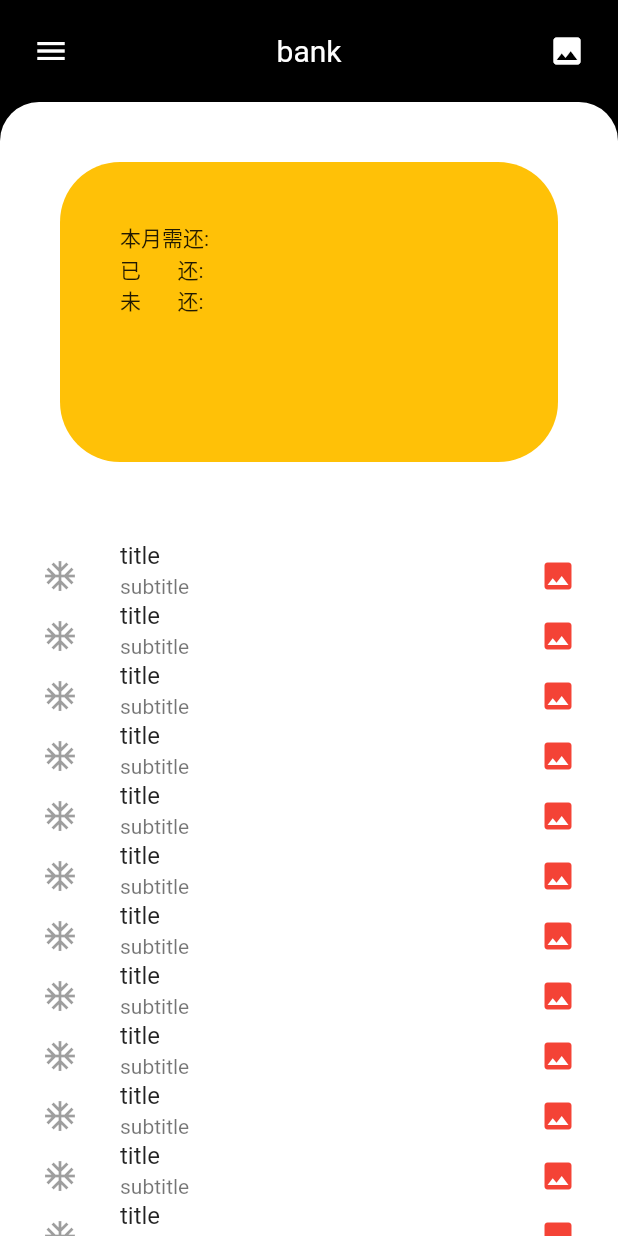
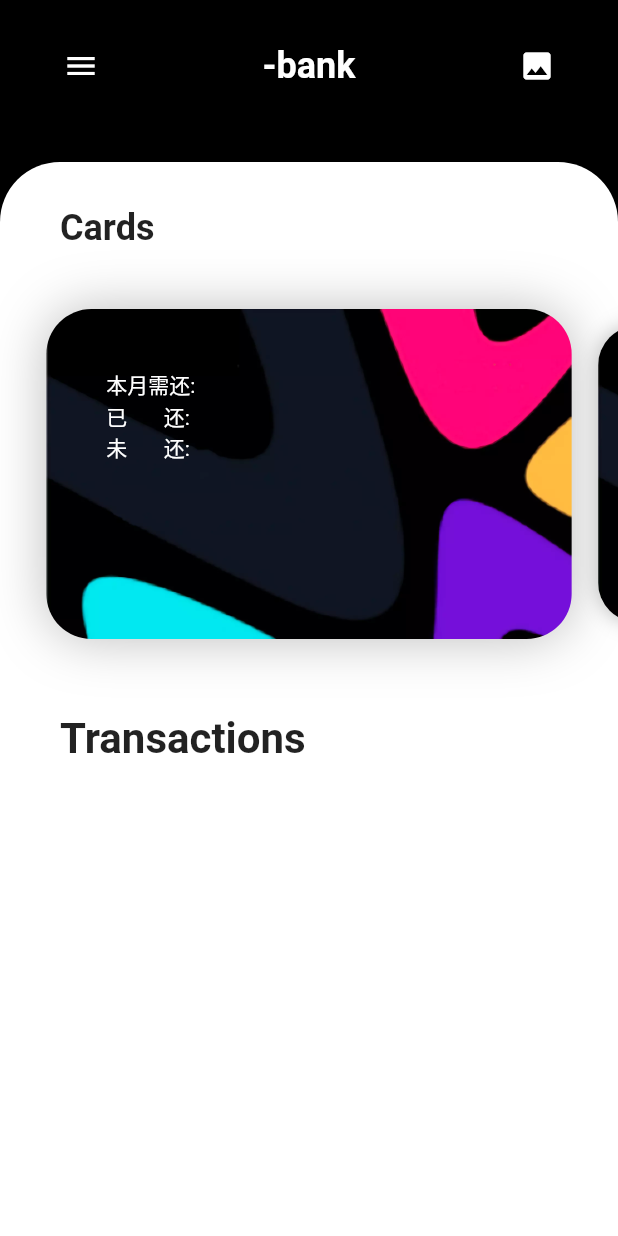
Before and after one commit to ning0825/EmptyWallet, a Flutter app: the screen it shows after launch, on a phone screen of 412 x 824 dp. Run offline on Flutter 3.47's test engine with Material 2 defaults, Android fonts, the phone set to English and light mode, and no system bars; our stand-ins replace sqflite; accounts and stored records are empty.

Commit message:
add list

```diff
--- a/lib/newMain.dart
+++ b/lib/newMain.dart
@@ -1,3 +1,8 @@
+import 'dart:io';
+import 'dart:ui' as prefix0;
+import 'dart:developer' as developer;
+import 'package:flutter/rendering.dart';
+
 import 'package:flutter/cupertino.dart';
 import 'package:flutter/material.dart';
 
@@ -6,10 +11,12 @@ void main() => runApp(NewApp());
 class NewApp extends StatelessWidget {
   @override
   Widget build(BuildContext context) {
+    debugPaintSizeEnabled = false;
     // TODO: implement build
     return MaterialApp(
       home: NewHome(),
       debugShowCheckedModeBanner: false,
+      debugShowMaterialGrid: false,
     );
   }
 }
@@ -19,15 +26,51 @@ class NewHome extends StatefulWidget {
   State<StatefulWidget> createState() => NewHomeState();
 }
 
-class NewHomeState extends State<NewHome> {
+class NewHomeState extends State<NewHome> with TickerProviderStateMixin {
+  var currentPage = 0.0;
+
+  var cards = [oweCard(), loanCard()];
+
+  AnimationController _animationController;
+  AnimationController _animationController2;
+  Animation<double> showAnimation;
+  Animation<double> hideAnimation;
+
+  @override
+  void initState() {
+    super.initState();
+    _animationController =
+        AnimationController(vsync: this, duration: Duration(milliseconds: 400));
+    showAnimation = Tween(begin: 0.0, end: 1.0).animate(_animationController);
+    showAnimation.addListener(() {
+      setState(() {});
+    });
+
+    _animationController2 =
+        AnimationController(vsync: this, duration: Duration(milliseconds: 400));
+    hideAnimation = Tween(begin: 0.0, end: 1.0).animate(_animationController2);
+    hideAnimation.addListener(() {
+      setState(() {});
+    });
+  }
+
   @override
   Widget build(BuildContext context) {
+    var _controller = PageController(viewportFraction: 0.85);
+    _controller.addListener(() {
+      setState(() {
+        //todo set opacity animation
+        currentPage = _controller.page;
+      });
+    });
+
     // TODO: implement build
     return Scaffold(
       body: Column(
         children: <Widget>[
           Padding(
-              padding: EdgeInsets.all(10),
+              padding:
+                  EdgeInsets.only(top: 20, left: 30, right: 30, bottom: 20),
               child: SafeArea(
                 child: Row(
                   children: <Widget>[
@@ -40,8 +83,11 @@ class NewHomeState extends State<NewHome> {
                     ),
                     Expanded(
                         child: Text(
-                      'bank',
-                      style: TextStyle(color: Colors.white, fontSize: 20),
+                      '-bank',
+                      style: TextStyle(
+                          color: Colors.white,
+                          fontSize: 24,
+                          fontWeight: FontWeight.bold),
                       textAlign: TextAlign.center,
                     )),
                     IconButton(
@@ -60,52 +106,75 @@ class NewHomeState extends State<NewHome> {
               height: 50,
               decoration: BoxDecoration(
                   borderRadius: BorderRadius.only(
-                      topLeft: Radius.circular(26),
-                      topRight: Radius.circular(26)),
+                      topLeft: Radius.circular(40),
+                      topRight: Radius.circular(40)),
                   color: Colors.white),
+              margin: EdgeInsets.only(top: 20),
               child: Column(
                 crossAxisAlignment: CrossAxisAlignment.start,
                 children: <Widget>[
+                  Padding(
+                    padding: EdgeInsets.only(left: 40, top: 30),
+                    child: Text(
+                      'Cards',
+                      style:
+                          TextStyle(fontWeight: FontWeight.bold, fontSize: 24),
+                    ),
+                  ),
                   Container(
-                    padding: EdgeInsets.all(40),
-                    margin: EdgeInsets.all(40),
-                    width: double.infinity,
-                    height: 200,
-                    decoration: BoxDecoration(
-                        borderRadius: BorderRadius.all(Radius.circular(40)),
-                        color: Colors.amber),
-                    child: Column(
-                      crossAxisAlignment: CrossAxisAlignment.start,
-                      children: <Widget>[
-                        Text('本月需还:'),
-                        Text('已       还:'),
-                        Text('未       还:')
-                      ],
+                    width: double.maxFinite,
+                    height: 300,
+                    child: PageView.builder(
+                        itemBuilder: (BuildContext context, int position) {
+                          if (position == currentPage) {
+                            return cards[position];
+                          } else {
+                            return Transform.scale(
+                              scale: 1 - (currentPage - position).abs() * 0.1,
+                              child: cards[position],
+                            );
+                          }
+                        },
+                        itemCount: 2,
+                        physics: BouncingScrollPhysics(),
+                        controller: _controller,
+                        onPageChanged: (index) {
+                          developer.log('animation exec');
+                          if (index == 0) {
+                            _animationController.forward(from: 0.0);
+                            _animationController2.reverse(from: 1.0);
+                          } else if (index == 1) {
+                            _animationController2.forward(from: 0.0);
+                            _animationController.reverse(from: 1.0);
+                          }
+                        }),
+                  ),
+                  Padding(
+                    padding: EdgeInsets.only(left: 40, top: 10, bottom: 10),
+                    child: Text(
+                      'Transactions',
+                      style:
+                          TextStyle(fontSize: 28, fontWeight: FontWeight.bold),
                     ),
                   ),
                   Expanded(
-                    child: ListView.builder(
-                      itemBuilder: (context, index) {
-                        return ListTile(
-                          leading: IconButton(
-                            icon: Icon(Icons.ac_unit),
+                    child: currentPage == 0
+                        ? FadeTransition(
+                            child: ListView.builder(
+                                itemBuilder: (context, index) {
+                                  return listTileWidget(index);
+                                },
+                                itemCount: 10),
+                            opacity: showAnimation,
+                          )
+                        : FadeTransition(
+                            child: ListView.builder(
+                                itemBuilder: (context, index) {
+                                  return ListTile(title: Text('$index'),);
+                                },
+                                itemCount: 10),
+                            opacity: hideAnimation,
                           ),
-                          title: Text('title'),
-                          subtitle: Text('subtitle'),
-                          isThreeLine: true,
-                          trailing: IconButton(
-                            icon: Icon(
-                              Icons.image,
-                              color: Colors.red,
-                            ),
-                            onPressed: () => {},
-                          )
-
-                        );
-                      },
-                      itemCount: 50,
-                      itemExtent: 40,
-                    ),
                   )
                 ],
               ),
@@ -116,4 +185,113 @@ class NewHomeState extends State<NewHome> {
       backgroundColor: Colors.black,
     );
   }
+
+  void changeListOpacity(index) {
+    _animationController.forward();
+  }
+
+  Widget listTileWidget(int index) {
+    return Padding(
+      padding: EdgeInsets.only(left: 40, top: 10, bottom: 10, right: 30),
+      child: Row(
+        crossAxisAlignment: CrossAxisAlignment.start,
+        children: <Widget>[
+          Column(
+            crossAxisAlignment: CrossAxisAlignment.start,
+            children: <Widget>[
+              Text(
+                '分期乐',
+                style: TextStyle(fontSize: 20, fontWeight: FontWeight.bold),
+              ),
+              Padding(
+                padding: EdgeInsets.symmetric(vertical: 8),
+                child: Text('09-11'),
+              )
+            ],
+          ),
+          Spacer(),
+          IconButton(
+            icon: Icon(
+              Icons.all_inclusive,
+              size: 30,
+            ),
+            onPressed: null,
+            padding: EdgeInsets.all(2),
+          )
+        ],
+      ),
+    );
+  }
+
+  static Widget oweCard() {
+    return Padding(
+      padding: EdgeInsets.only(top: 40, bottom: 40),
+      child: Container(
+        padding: EdgeInsets.all(40),
+        width: double.infinity,
+        height: 280,
+        decoration: BoxDecoration(
+            borderRadius: BorderRadius.all(Radius.circular(30)),
+            boxShadow: [
+              BoxShadow(
+                  spreadRadius: 0, blurRadius: 30, color: Colors.grey[400])
+            ],
+            image: DecorationImage(
+                image: AssetImage('assets/CardBG.webp'), fit: BoxFit.fill)),
+        child: Column(
+          crossAxisAlignment: CrossAxisAlignment.start,
+          children: <Widget>[
+            Text(
+              '本月需还:',
+              style: TextStyle(color: Colors.white),
+            ),
+            Text(
+              '已       还:',
+              style: TextStyle(color: Colors.white),
+            ),
+            Text(
+              '未       还:',
+              style: TextStyle(color: Colors.white),
+            )
+          ],
+        ),
+      ),
+    );
+  }
+
+  static Widget loanCard() {
+    return Padding(
+      padding: EdgeInsets.only(top: 40, bottom: 40),
+      child: Container(
+        padding: EdgeInsets.all(40),
+        width: double.infinity,
+        height: 280,
+        decoration: BoxDecoration(
+            borderRadius: BorderRadius.all(Radius.circular(30)),
+            boxShadow: [
+              BoxShadow(
+                  spreadRadius: 0, blurRadius: 12, color: Colors.grey[400])
+            ],
+            image: DecorationImage(
+                image: AssetImage('assets/CardBG.webp'), fit: BoxFit.fill)),
+        child: Column(
+          crossAxisAlignment: CrossAxisAlignment.start,
+          children: <Widget>[
+            Text(
+              '本月需借:',
+              style: TextStyle(color: Colors.white),
+            ),
+            Text(
+              '已       借:',
+              style: TextStyle(color: Colors.white),
+            ),
+            Text(
+              '未       借:',
+              style: TextStyle(color: Colors.white),
+            )
+          ],
+        ),
+      ),
+    );
+  }
 }
--- a/pubspec.yaml
+++ b/pubspec.yaml
@@ -45,6 +45,8 @@ flutter:
   # assets:
   #  - images/a_dot_burr.jpeg
   #  - images/a_dot_ham.jpeg
+  assets:
+    - assets/CardBG.webp
 
   # An image asset can refer to one or more resolution-specific "variants", see
   # https://flutter.dev/assets-and-images/#resolution-aware.
```
Also changed, not shown: assets/CardBG.webp (added), prototype/main.png (added).
